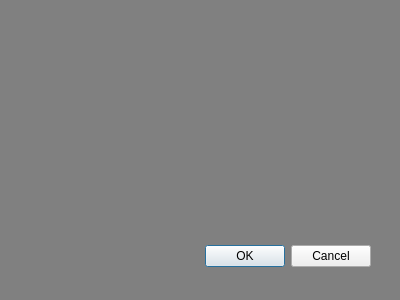
The window that songselect.ui (Mthw40/test1) describes before a commit, drawn with Qt 5.
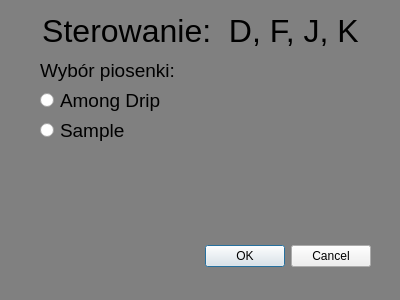
The same window after the commit.

```diff
--- a/songselect.ui
+++ b/songselect.ui
@@ -35,6 +35,91 @@
     <set>QDialogButtonBox::Cancel|QDialogButtonBox::Ok</set>
    </property>
   </widget>
+  <widget class="QLabel" name="label">
+   <property name="geometry">
+    <rect>
+     <x>30</x>
+     <y>10</y>
+     <width>341</width>
+     <height>41</height>
+    </rect>
+   </property>
+   <property name="font">
+    <font>
+     <pointsize>24</pointsize>
+    </font>
+   </property>
+   <property name="styleSheet">
+    <string notr="true">QLabel{
+	color:black;
+}</string>
+   </property>
+   <property name="text">
+    <string>Sterowanie:  D, F, J, K</string>
+   </property>
+   <property name="alignment">
+    <set>Qt::AlignCenter</set>
+   </property>
+  </widget>
+  <widget class="QLabel" name="label_2">
+   <property name="geometry">
+    <rect>
+     <x>40</x>
+     <y>60</y>
+     <width>141</width>
+     <height>21</height>
+    </rect>
+   </property>
+   <property name="font">
+    <font>
+     <pointsize>14</pointsize>
+    </font>
+   </property>
+   <property name="styleSheet">
+    <string notr="true">QLabel{
+	color:black;
+}</string>
+   </property>
+   <property name="text">
+    <string>Wybór piosenki:</string>
+   </property>
+  </widget>
+  <widget class="QRadioButton" name="option1">
+   <property name="geometry">
+    <rect>
+     <x>40</x>
+     <y>90</y>
+     <width>141</width>
+     <height>21</height>
+    </rect>
+   </property>
+   <property name="font">
+    <font>
+     <pointsize>14</pointsize>
+    </font>
+   </property>
+   <property name="text">
+    <string>Among Drip</string>
+   </property>
+  </widget>
+  <widget class="QRadioButton" name="option2">
+   <property name="geometry">
+    <rect>
+     <x>40</x>
+     <y>120</y>
+     <width>141</width>
+     <height>21</height>
+    </rect>
+   </property>
+   <property name="font">
+    <font>
+     <pointsize>14</pointsize>
+    </font>
+   </property>
+   <property name="text">
+    <string>Sample</string>
+   </property>
+  </widget>
  </widget>
  <resources/>
  <connections>
```
